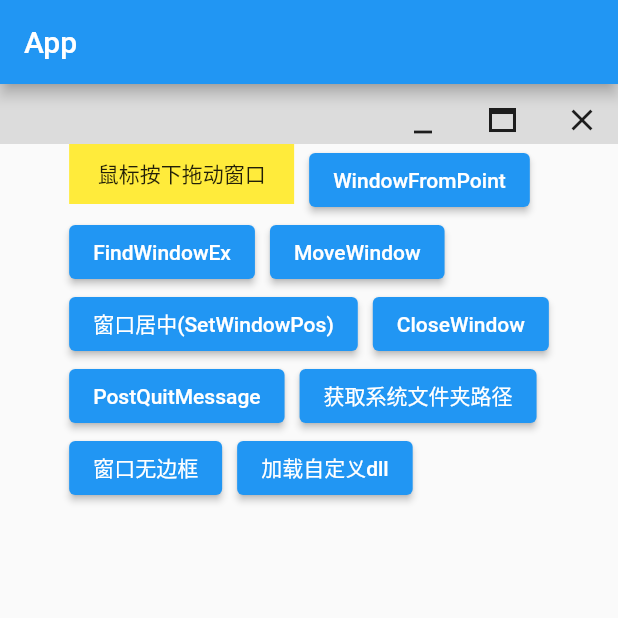
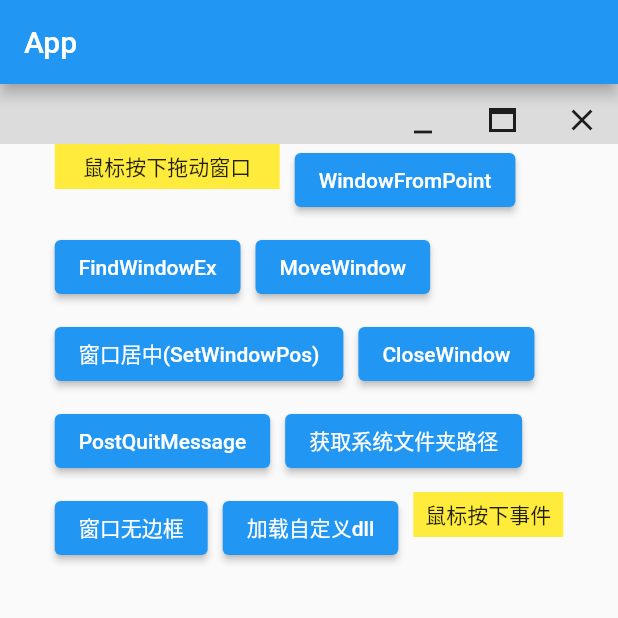
Before and after one commit to tilongzs/flutter_study_demo, a Flutter app: the screen it shows after launch, on a phone screen of 412 x 824 dp, the top half of it. Run offline on Flutter 3.47's test engine with Material 2 defaults, Android fonts, the phone set to English and light mode, and no system bars; missing offline and left inert: buffer, dart:ffi, wifi_info_flutter, wifi_ip, win32.

Commit message:
增加鼠标按键判断消息处理

```diff
--- a/desktop_windowsapi_app/lib/main.dart
+++ b/desktop_windowsapi_app/lib/main.dart
@@ -211,6 +211,7 @@ class _HomePageState extends State<HomePage>{
     return Expanded(child: Container(
       child: Wrap(
         spacing: 10,
+        runSpacing: 10,
         children: [
           dragMoveWindowRect(),
           ElevatedButton(onPressed: onBtnWindowFromPoint, child: Text('WindowFromPoint')),
@@ -222,6 +223,7 @@ class _HomePageState extends State<HomePage>{
           ElevatedButton(onPressed: onBtnKnownFolder, child: Text('获取系统文件夹路径')),
           ElevatedButton(onPressed: onBtnNoframe, child: Text('窗口无边框')),
           ElevatedButton(onPressed: onBtnLoadTestDll, child: Text('加载自定义dll')),
+          pointerMsgRect(),
         ],
       ),
     ));
@@ -232,7 +234,7 @@ class _HomePageState extends State<HomePage>{
     return GestureDetector(
       child: Container(
         width: 150,
-        height: 40,
+        height: 30,
         alignment: Alignment.center,
         color: Colors.yellow,
         child: Text('鼠标按下拖动窗口'),
@@ -265,4 +267,26 @@ class _HomePageState extends State<HomePage>{
       },
     );
   }
+
+  // 鼠标按键消息
+  Widget pointerMsgRect(){
+    return Listener(
+      onPointerDown: (event){
+        print('鼠标${event.buttons}键按下');
+      },
+      child: Container(
+        alignment: Alignment.center,
+        width: 100,
+        height: 30,
+        color: Colors.yellow,
+        child: Text('鼠标按下事件'),
+      ),
+      // child: ElevatedButton(
+      //   child: Text('鼠标'),
+      //   onPressed: (){
+      //     print('pointerMsgRect onPressed');
+      //   },
+      // ),
+    );
+  }
 }
```
